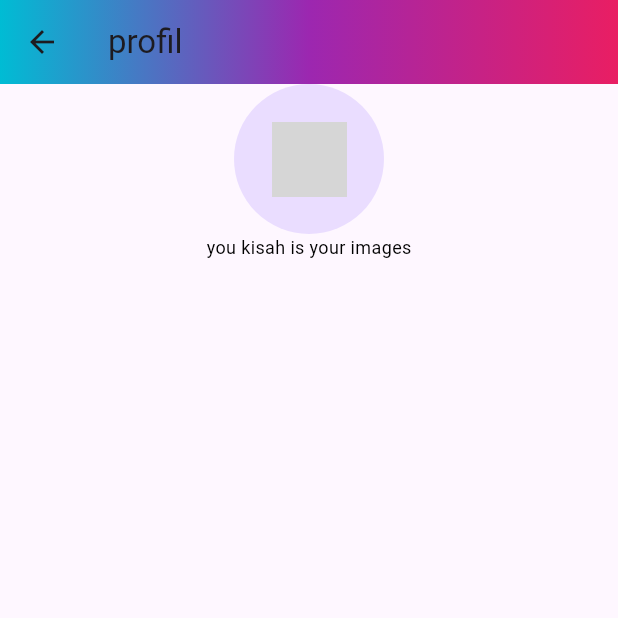
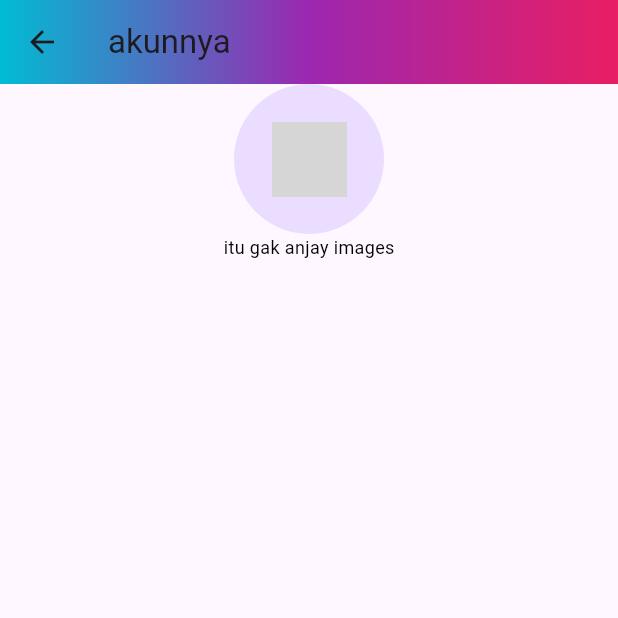
Before and after one commit to devdeflinenabila/deflineprojectkita, a Flutter app: the Profilpage screen opened directly, on a phone screen of 412 x 824 dp, the top half of it. Run offline on Flutter 3.47's test engine with Material 3 defaults, Android fonts, the phone set to English and light mode, and no system bars; grey boxes are pictures that could not be loaded.

Commit message:
perbaikana profil

```diff
--- a/lib/pages/profilpage.dart
+++ b/lib/pages/profilpage.dart
@@ -12,7 +12,7 @@ class _ProfilpageState extends State<Profilpage> {
   Widget build(BuildContext context) {
     return Scaffold(
       appBar: AppBar(
-        title: Text("profil"),
+        title: Text("akunnya"),
         flexibleSpace: Container(
           decoration: BoxDecoration(
             gradient: LinearGradient(
@@ -36,7 +36,7 @@ class _ProfilpageState extends State<Profilpage> {
               ),
             ),
             Text(
-              "you kisah is your images",
+              "itu gak anjay images",
               style: TextStyle(color: Colors.black, fontSize: 12),
             ),
           ],
```
